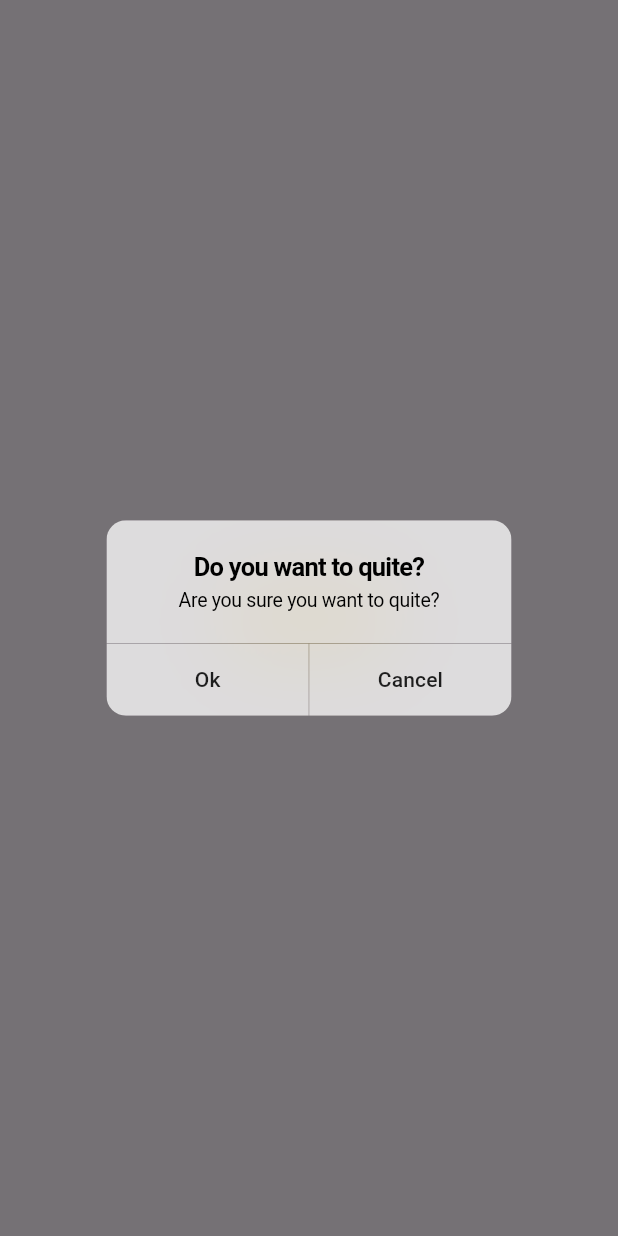
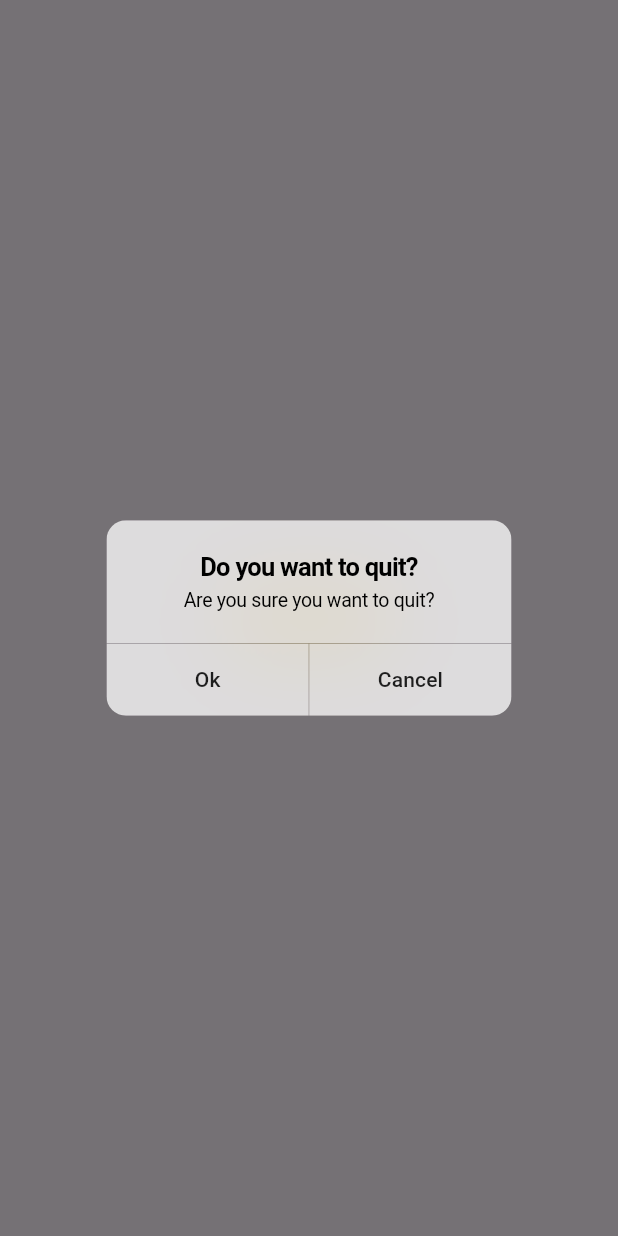
Before and after one commit to Mindsetter/flutter_widgets, a Flutter app: the screen it shows after launch, after a tap on "Alert Dailog", on a phone screen of 412 x 824 dp. Run offline on Flutter 3.47's test engine with Material 3 defaults, Android fonts, the phone set to English and light mode, and no system bars.

Commit message:
add text

```diff
--- a/lib/screen/alert_dailogue.dart
+++ b/lib/screen/alert_dailogue.dart
@@ -14,8 +14,8 @@ class _AlertDialogScreenState extends State<AlertDialogScreen> {
         context: context,
         builder: (context) {
           return CupertinoAlertDialog(
-            title: const Text('Do you want to quite?'),
-            content: const Text('Are you sure you want to quite?'),
+            title: const Text('Do you want to quit?'),
+            content: const Text('Are you sure you want to quit?'),
             actions: [
               MaterialButton(
                 onPressed: () {},
```
